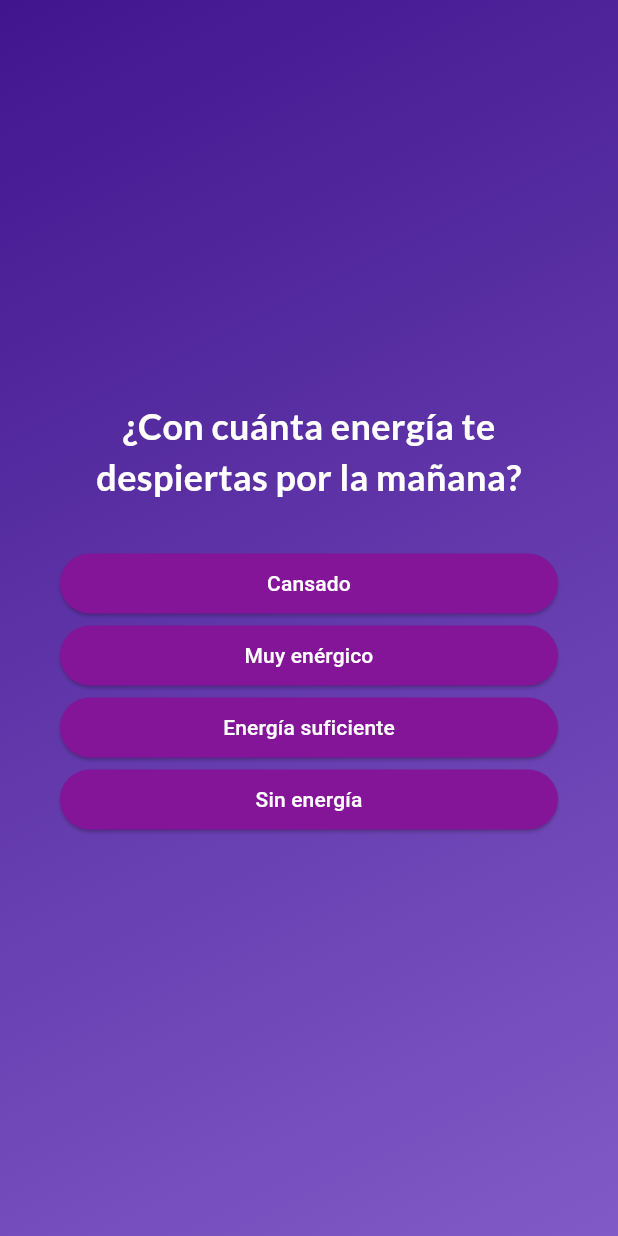
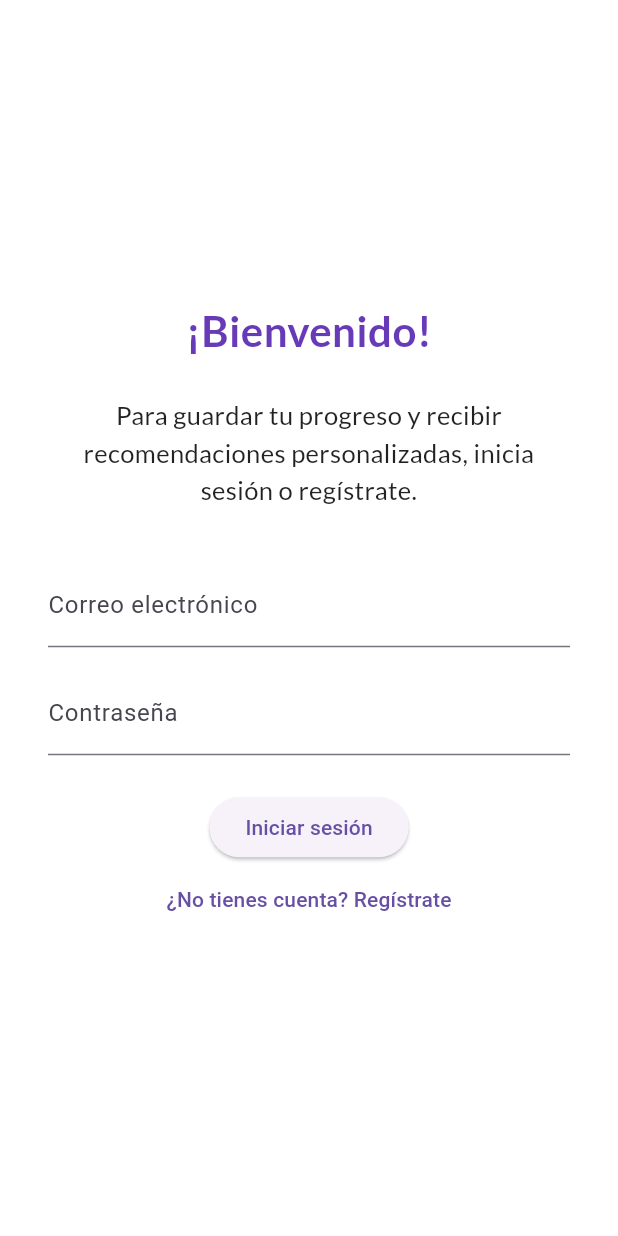
Before and after one commit to AxelGasca22/timely_app, a Flutter app: the screen it shows after launch, after a tap on "Descubre tu mejor momento!", after a tap on "¡Vamos!", on a phone screen of 412 x 824 dp. Run offline on Flutter 3.47's test engine with Material 3 defaults, Android fonts, the phone set to English and light mode, and no system bars; our stand-ins replace firebase_auth, firebase_core, google_fonts; accounts and stored records are empty.

Commit message:
login y sign up

```diff
--- /dev/null
+++ b/timely_app/lib/auth_screen.dart
@@ -0,0 +1,126 @@
+import 'package:flutter/material.dart';
+import 'package:google_fonts/google_fonts.dart';
+import 'package:firebase_auth/firebase_auth.dart';
+
+class AuthScreen extends StatelessWidget {
+  final VoidCallback onSuccess;
+  const AuthScreen({super.key, required this.onSuccess});
+
+  @override
+  Widget build(BuildContext context) {
+    return Scaffold(
+      backgroundColor: Colors.white,
+      body: Center(
+        child: Padding(
+          padding: const EdgeInsets.symmetric(horizontal: 32, vertical: 32),
+          child: Column(
+            mainAxisAlignment: MainAxisAlignment.center,
+            mainAxisSize: MainAxisSize.min,
+            children: [
+              Text(
+                '¡Bienvenido!',
+                style: GoogleFonts.lato(
+                  fontSize: 28,
+                  fontWeight: FontWeight.bold,
+                  color: Colors.deepPurple,
+                ),
+                textAlign: TextAlign.center,
+              ),
+              const SizedBox(height: 24),
+              Text(
+                'Para guardar tu progreso y recibir recomendaciones personalizadas, inicia sesión o regístrate.',
+                style: GoogleFonts.lato(
+                  fontSize: 17,
+                  color: Colors.black87,
+                  height: 1.5,
+                ),
+                textAlign: TextAlign.center,
+              ),
+              const SizedBox(height: 36),
+              _AuthForm(onSuccess: onSuccess),
+            ],
+          ),
+        ),
+      ),
+    );
+  }
+}
+
+class _AuthForm extends StatefulWidget {
+  final VoidCallback onSuccess;
+  const _AuthForm({required this.onSuccess});
+  @override
+  State<_AuthForm> createState() => _AuthFormState();
+}
+
+class _AuthFormState extends State<_AuthForm> {
+  final _formKey = GlobalKey<FormState>();
+  final _emailController = TextEditingController();
+  final _passwordController = TextEditingController();
+  bool _isLogin = true;
+  String? _errorMessage;
+  bool _loading = false;
+
+  Future<void> _submit() async {
+    if (!_formKey.currentState!.validate()) return;
+    setState(() { _loading = true; _errorMessage = null; });
+    try {
+      if (_isLogin) {
+        await FirebaseAuth.instance.signInWithEmailAndPassword(
+          email: _emailController.text.trim(),
+          password: _passwordController.text.trim(),
+        );
+      } else {
+        await FirebaseAuth.instance.createUserWithEmailAndPassword(
+          email: _emailController.text.trim(),
+          password: _passwordController.text.trim(),
+        );
+      }
+      widget.onSuccess();
+    } on FirebaseAuthException catch (e) {
+      setState(() { _errorMessage = e.message; });
+    } finally {
+      setState(() { _loading = false; });
+    }
+  }
+
+  @override
+  Widget build(BuildContext context) {
+    return Form(
+      key: _formKey,
+      child: Column(
+        mainAxisSize: MainAxisSize.min,
+        children: [
+          TextFormField(
+            controller: _emailController,
+            keyboardType: TextInputType.emailAddress,
+            decoration: const InputDecoration(labelText: 'Correo electrónico'),
+            validator: (value) => value != null && value.contains('@') ? null : 'Correo inválido',
+          ),
+          const SizedBox(height: 16),
+          TextFormField(
+            controller: _passwordController,
+            obscureText: true,
+            decoration: const InputDecoration(labelText: 'Contraseña'),
+            validator: (value) => value != null && value.length >= 6 ? null : 'Mínimo 6 caracteres',
+          ),
+          if (_errorMessage != null) ...[
+            const SizedBox(height: 12),
+            Text(_errorMessage!, style: const TextStyle(color: Colors.red)),
+          ],
+          const SizedBox(height: 24),
+          _loading
+              ? const CircularProgressIndicator()
+              : ElevatedButton(
+                  onPressed: _submit,
+                  child: Text(_isLogin ? 'Iniciar sesión' : 'Registrarse'),
+                ),
+          TextButton(
+            onPressed: () => setState(() => _isLogin = !_isLogin),
+            child: Text(_isLogin ? '¿No tienes cuenta? Regístrate' : '¿Ya tienes cuenta? Inicia sesión'),
+          ),
+        ],
+      ),
+    );
+  }
+}
--- a/timely_app/lib/main.dart
+++ b/timely_app/lib/main.dart
@@ -1,6 +1,11 @@
 import 'package:flutter/material.dart';
+import 'package:timely_app/firebase_options.dart';
 import 'package:timely_app/quiz.dart';
 
-void main() {
+import 'package:firebase_core/firebase_core.dart';
+
+Future<void> main() async {
+  WidgetsFlutterBinding.ensureInitialized();
+  await Firebase.initializeApp(options: DefaultFirebaseOptions.currentPlatform);
   runApp(const Quiz());
 }
--- a/timely_app/lib/quiz.dart
+++ b/timely_app/lib/quiz.dart
@@ -4,6 +4,7 @@ import 'package:timely_app/questions_screen.dart';
 import 'package:timely_app/results_screen.dart';
 import 'package:timely_app/data/questions.dart';
 import 'package:timely_app/why_screen.dart';
+import 'package:timely_app/auth_screen.dart';
 
 class Quiz extends StatefulWidget {
   const Quiz({super.key});
@@ -21,6 +22,12 @@ class _QuizState extends State<Quiz> {
   void switchScreen() {
     setState(() {
       activeScreen = 'why-screen';
+    });
+  }
+
+  void goToAuth() {
+    setState(() {
+      activeScreen = 'auth-screen';
     });
   }
 
@@ -52,7 +59,11 @@ class _QuizState extends State<Quiz> {
     Widget screenWidget = StartScreen(switchScreen);
 
     if (activeScreen == 'why-screen') {
-      screenWidget = WhyScreen(onContinue: goToQuiz);
+      screenWidget = WhyScreen(onContinue: goToAuth);
+    } else if (activeScreen == 'auth-screen') {
+      screenWidget = AuthScreen(
+        onSuccess: goToQuiz,
+      );
     } else if (activeScreen == 'questions-screen') {
       screenWidget = QuestionsScreen(onSelectAnswer: chooseAnswer);
     } else if (activeScreen == 'results-screen') {
--- a/timely_app/pubspec.yaml
+++ b/timely_app/pubspec.yaml
@@ -32,6 +32,8 @@ dependencies:
     sdk: flutter
   google_fonts: ^5.0.0
   cupertino_icons: ^1.0.8
+  firebase_core: ^2.30.0
+  firebase_auth: ^4.17.8
 
 dev_dependencies:
   flutter_test:
```
Also changed, not shown: timely_app/firebase.json (added), timely_app/lib/firebase_options.dart (added), timely_app/pubspec.lock, 6 other files.
